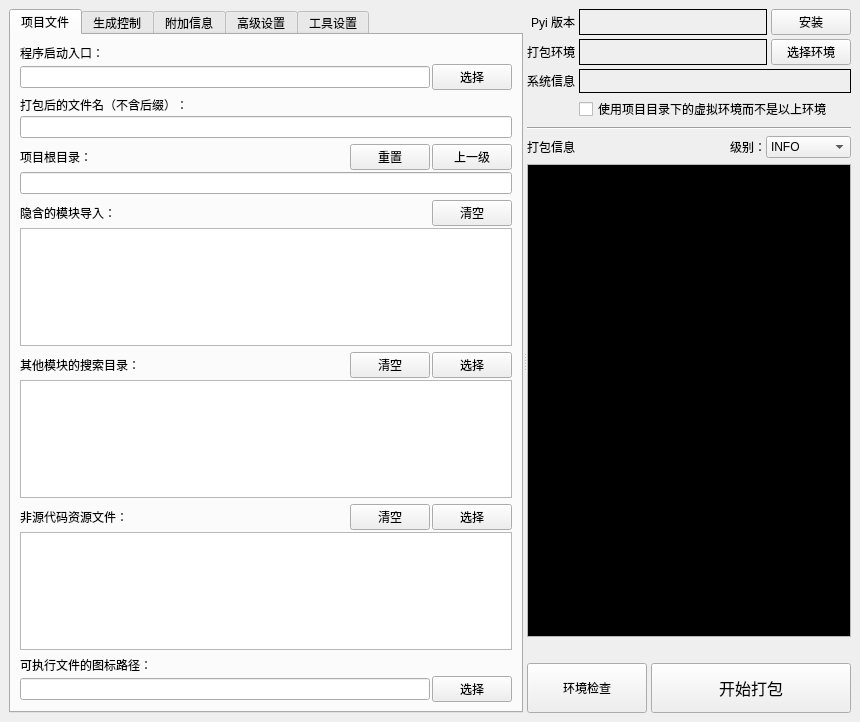
Old version of the form ui/pyitool.ui in the repository hrpzcf/AwesomePyKit.
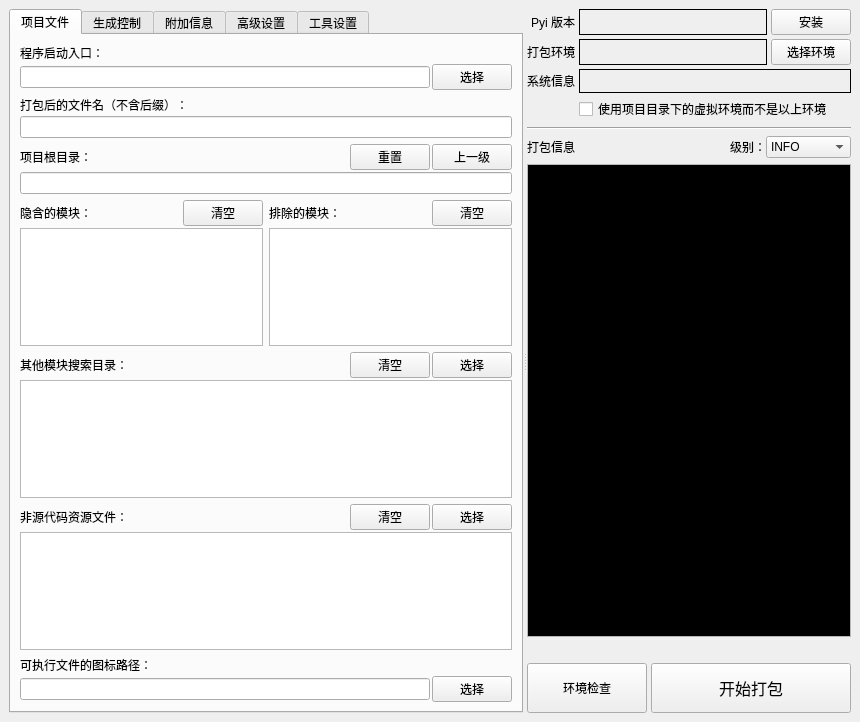
New version of the form.

Commit message: <程序打包工具>实现一个 Pyinstaller 的命令选项封装：--exclude-module

```diff
--- a/ui/pyitool.ui
+++ b/ui/pyitool.ui
@@ -36,10 +36,10 @@
         <attribute name="title">
          <string>项目文件</string>
         </attribute>
+        <layout class="QVBoxLayout" name="verticalLayout_29">
+         <item>
         <layout class="QVBoxLayout" name="verticalLayout_28">
          <item>
-          <layout class="QVBoxLayout" name="verticalLayout_17">
-           <item>
             <layout class="QVBoxLayout" name="verticalLayout_2">
              <property name="spacing">
               <number>2</number>
@@ -152,6 +152,8 @@
             </layout>
            </item>
            <item>
+            <layout class="QHBoxLayout" name="horizontalLayout_31">
+             <item>
             <layout class="QVBoxLayout" name="verticalLayout_5">
              <property name="spacing">
               <number>2</number>
@@ -161,7 +163,7 @@
                <item>
                 <widget class="QLabel" name="label_26">
                  <property name="text">
-                  <string>隐含的模块导入：</string>
+                    <string>隐含的模块：</string>
                  </property>
                 </widget>
                </item>
@@ -188,6 +190,48 @@
                 <enum>QPlainTextEdit::NoWrap</enum>
                </property>
               </widget>
+               </item>
+              </layout>
+             </item>
+             <item>
+              <layout class="QVBoxLayout" name="verticalLayout_17">
+               <property name="spacing">
+                <number>2</number>
+               </property>
+               <item>
+                <layout class="QHBoxLayout" name="horizontalLayout_21" stretch="1,0">
+                 <item>
+                  <widget class="QLabel" name="label_27">
+                   <property name="text">
+                    <string>排除的模块：</string>
+                   </property>
+                  </widget>
+                 </item>
+                 <item>
+                  <widget class="QPushButton" name="pb_clear_exclude_module">
+                   <property name="text">
+                    <string>清空</string>
+                   </property>
+                  </widget>
+                 </item>
+                </layout>
+               </item>
+               <item>
+                <widget class="QPlainTextEdit" name="pte_exclude_modules">
+                 <property name="contextMenuPolicy">
+                  <enum>Qt::NoContextMenu</enum>
+                 </property>
+                 <property name="toolTip">
+                  <string>对应选项：--exclude-module
+如果您不想让 Pyinstaller 打包某些模块，则请把模块名称填入此处，每行一个。
+以上&quot;名称&quot;是指 Python 代码中 import 语句所使用的模块名称，区分大小写。</string>
+                 </property>
+                 <property name="lineWrapMode">
+                  <enum>QPlainTextEdit::NoWrap</enum>
+                 </property>
+                </widget>
+               </item>
+              </layout>
              </item>
             </layout>
            </item>
@@ -201,7 +245,7 @@
                <item>
                 <widget class="QLabel" name="label_3">
                  <property name="text">
-                  <string>其他模块的搜索目录：</string>
+                  <string>其他模块搜索目录：</string>
                  </property>
                 </widget>
                </item>
```
Left out of the diff: 9 changed lines with no effect on the pictures. Lines whose indentation alone changed are shown as unchanged. The commit also changes 3 other files.
